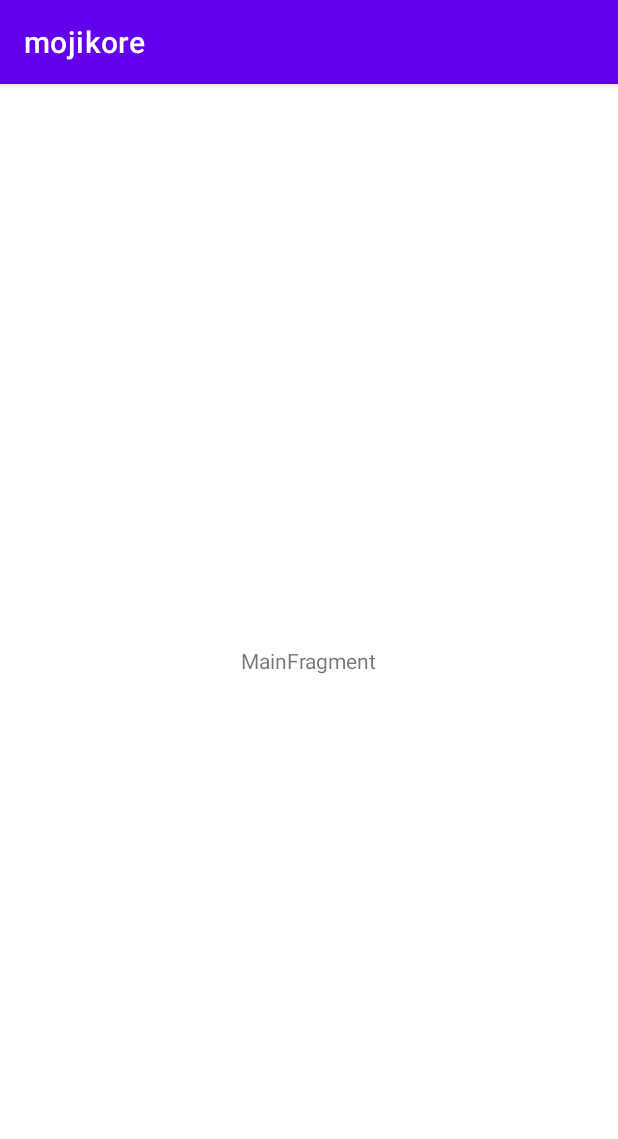
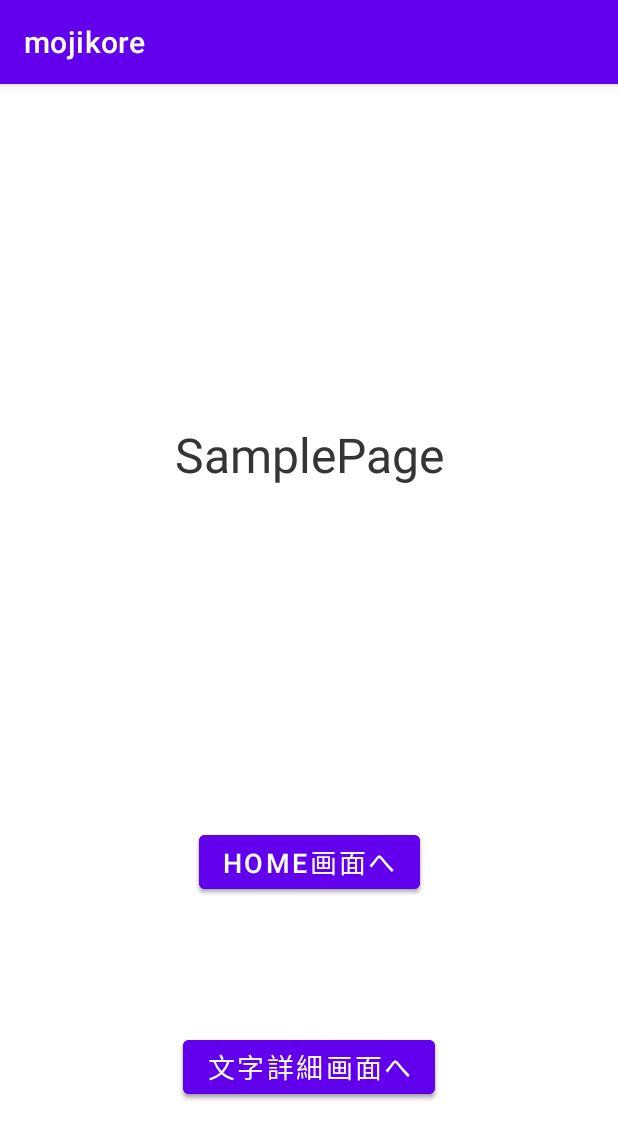
Before and after one commit to tsurumiii/mojikore-android-app, an Android app: the screen it shows after launch (MainActivity), on a phone screen of 412 x 824 dp. Shown: the top 1139 px of the screen. Run offline under Robolectric (Android 15) with nearby library versions, the phone set to English and light mode, and no system bars; our stand-ins replace data binding.

Commit message:
add navigation

```diff
--- a/app/build.gradle
+++ b/app/build.gradle
@@ -29,6 +29,9 @@ android {
     kotlinOptions {
         jvmTarget = '1.8'
     }
+    buildFeatures {
+        dataBinding true
+    }
 }
 
 dependencies {
@@ -40,6 +43,8 @@ dependencies {
     implementation 'androidx.constraintlayout:constraintlayout:2.0.4'
     implementation 'androidx.lifecycle:lifecycle-livedata-ktx:2.2.0'
     implementation 'androidx.lifecycle:lifecycle-viewmodel-ktx:2.2.0'
+    implementation 'androidx.navigation:navigation-fragment-ktx:2.3.3'
+    implementation 'androidx.navigation:navigation-ui-ktx:2.3.3'
     testImplementation 'junit:junit:4.+'
     androidTestImplementation 'androidx.test.ext:junit:1.1.2'
     androidTestImplementation 'androidx.test.espresso:espresso-core:3.3.0'
--- a/app/src/main/AndroidManifest.xml
+++ b/app/src/main/AndroidManifest.xml
@@ -9,7 +9,9 @@
         android:roundIcon="@mipmap/ic_launcher_round"
         android:supportsRtl="true"
         android:theme="@style/Theme.Mojikore">
-        <activity android:name=".MainActivity">
+        <activity
+            android:name=".MainActivity"
+            >
             <intent-filter>
                 <action android:name="android.intent.action.MAIN" />
 
--- /dev/null
+++ b/app/src/main/java/com/volare/mojikore/ui/home/HomeFragment.kt
@@ -0,0 +1,16 @@
+package com.volare.mojikore.ui.home
+
+import android.os.Bundle
+import android.view.LayoutInflater
+import android.view.View
+import android.view.ViewGroup
+import androidx.fragment.app.Fragment
+import com.volare.mojikore.R
+
+class HomeFragment: Fragment() {
+    override fun onCreateView(inflater: LayoutInflater, container: ViewGroup?, savedInstanceState: Bundle?): View? {
+        val view = inflater.inflate(R.layout.home_fragment, container, false)
+
+        return view
+    }
+}
--- /dev/null
+++ b/app/src/main/java/com/volare/mojikore/ui/sample/SampleFragment.kt
@@ -0,0 +1,21 @@
+package com.volare.mojikore.ui.sample
+
+import android.os.Bundle
+import android.view.LayoutInflater
+import android.view.View
+import android.view.ViewGroup
+import android.widget.Button
+import androidx.fragment.app.Fragment
+import androidx.navigation.fragment.findNavController
+import com.volare.mojikore.R
+
+class SampleFragment: Fragment() {
+    override fun onCreateView(inflater: LayoutInflater, container: ViewGroup?, savedInstanceState: Bundle?): View? {
+
+        val view = inflater.inflate(R.layout.sample_fragment, container, false)
+        view.findViewById<Button>(R.id.home_button).setOnClickListener {
+            findNavController().navigate(R.id.action_FirstFragment_to_homeFragment)
+        }
+        return view
+    }
+}
--- /dev/null
+++ b/app/src/main/res/layout/home_fragment.xml
@@ -0,0 +1,18 @@
+<?xml version="1.0" encoding="utf-8"?>
+<androidx.constraintlayout.widget.ConstraintLayout xmlns:android="http://schemas.android.com/apk/res/android"
+    xmlns:app="http://schemas.android.com/apk/res-auto"
+    android:layout_width="match_parent"
+    android:layout_height="match_parent"
+    android:background="#EDCFCF">
+
+    <TextView
+        android:id="@+id/textView"
+        android:layout_width="wrap_content"
+        android:layout_height="wrap_content"
+        android:text="Home画面"
+        android:textSize="32sp"
+        app:layout_constraintEnd_toEndOf="parent"
+        app:layout_constraintStart_toStartOf="parent"
+        app:layout_constraintTop_toTopOf="parent" />
+
+</androidx.constraintlayout.widget.ConstraintLayout>
--- a/app/src/main/res/layout/main_activity.xml
+++ b/app/src/main/res/layout/main_activity.xml
@@ -1,7 +1,10 @@
 <?xml version="1.0" encoding="utf-8"?>
-<FrameLayout xmlns:android="http://schemas.android.com/apk/res/android"
+<androidx.coordinatorlayout.widget.CoordinatorLayout xmlns:android="http://schemas.android.com/apk/res/android"
+    xmlns:app="http://schemas.android.com/apk/res-auto"
     xmlns:tools="http://schemas.android.com/tools"
-    android:id="@+id/container"
     android:layout_width="match_parent"
     android:layout_height="match_parent"
-    tools:context=".MainActivity" />
+    android:id="@+id/container"
+    tools:context=".MainActivity">
+    <include layout="@layout/main_fragment" />
+</androidx.coordinatorlayout.widget.CoordinatorLayout>
--- a/app/src/main/res/layout/main_fragment.xml
+++ b/app/src/main/res/layout/main_fragment.xml
@@ -2,19 +2,20 @@
 <androidx.constraintlayout.widget.ConstraintLayout xmlns:android="http://schemas.android.com/apk/res/android"
     xmlns:app="http://schemas.android.com/apk/res-auto"
     xmlns:tools="http://schemas.android.com/tools"
-    android:id="@+id/main"
     android:layout_width="match_parent"
     android:layout_height="match_parent"
     tools:context=".ui.main.MainFragment">
 
-    <TextView
-        android:id="@+id/message"
-        android:layout_width="wrap_content"
-        android:layout_height="wrap_content"
-        android:text="MainFragment"
+    <fragment
+        android:id="@+id/nav_host_fragment"
+        android:name="androidx.navigation.fragment.NavHostFragment"
+        android:layout_width="0dp"
+        android:layout_height="0dp"
+        app:defaultNavHost="true"
         app:layout_constraintBottom_toBottomOf="parent"
-        app:layout_constraintEnd_toEndOf="parent"
-        app:layout_constraintStart_toStartOf="parent"
-        app:layout_constraintTop_toTopOf="parent" />
+        app:layout_constraintLeft_toLeftOf="parent"
+        app:layout_constraintRight_toRightOf="parent"
+        app:layout_constraintTop_toTopOf="parent"
+        app:navGraph="@navigation/nav_graph" />
 
 </androidx.constraintlayout.widget.ConstraintLayout>
--- /dev/null
+++ b/app/src/main/res/layout/sample_fragment.xml
@@ -0,0 +1,47 @@
+<?xml version="1.0" encoding="utf-8"?>
+<layout
+    xmlns:android="http://schemas.android.com/apk/res/android"
+    xmlns:app="http://schemas.android.com/apk/res-auto"
+    xmlns:tools="http://schemas.android.com/tools"
+    tools:context=".ui.sample.SampleFragment"
+    >
+
+    <androidx.constraintlayout.widget.ConstraintLayout
+        android:id="@+id/sampleConstraintLayout"
+        android:layout_width="match_parent"
+        android:layout_height="match_parent">
+
+        <TextView
+            android:id="@+id/textView"
+            android:layout_width="wrap_content"
+            android:layout_height="wrap_content"
+            android:text="SamplePage"
+            android:textSize="32sp"
+            app:layout_constraintTop_toTopOf="parent"
+            app:layout_constraintBottom_toTopOf="@+id/home_button"
+            app:layout_constraintStart_toStartOf="parent"
+            app:layout_constraintEnd_toEndOf="parent" />
+
+        <Button
+            android:id="@+id/home_button"
+            android:layout_width="wrap_content"
+            android:layout_height="wrap_content"
+            android:text="Home画面へ"
+            android:textSize="18sp"
+            app:layout_constraintTop_toBottomOf="@+id/textView"
+            app:layout_constraintBottom_toBottomOf="parent"
+            app:layout_constraintStart_toStartOf="parent"
+            app:layout_constraintEnd_toEndOf="parent" />
+        <Button
+            android:id="@+id/moji_detail_button"
+            android:layout_width="wrap_content"
+            android:layout_height="wrap_content"
+            android:text="文字詳細画面へ"
+            android:textSize="18sp"
+            app:layout_constraintTop_toBottomOf="@+id/home_button"
+            app:layout_constraintBottom_toBottomOf="parent"
+            app:layout_constraintStart_toStartOf="parent"
+            app:layout_constraintEnd_toEndOf="parent" />
+
+    </androidx.constraintlayout.widget.ConstraintLayout>
+</layout>
--- /dev/null
+++ b/app/src/main/res/navigation/nav_graph.xml
@@ -0,0 +1,25 @@
+<?xml version="1.0" encoding="utf-8"?>
+<navigation xmlns:android="http://schemas.android.com/apk/res/android"
+    xmlns:app="http://schemas.android.com/apk/res-auto"
+    xmlns:tools="http://schemas.android.com/tools"
+    android:id="@+id/nav_graph"
+    app:startDestination="@+id/FirstFragment">
+
+    <fragment
+        android:id="@+id/FirstFragment"
+        android:name="com.volare.mojikore.ui.sample.SampleFragment"
+        android:label="sample"
+        tools:layout="@layout/sample_fragment">
+        <action
+            android:id="@+id/action_FirstFragment_to_homeFragment"
+            app:destination="@id/homeFragment" />
+    </fragment>
+
+    <fragment
+        android:id="@+id/homeFragment"
+        android:name="com.volare.mojikore.ui.home.HomeFragment"
+        android:label="sample"
+        tools:layout="@layout/home_fragment">
+    </fragment>
+
+</navigation>
```
